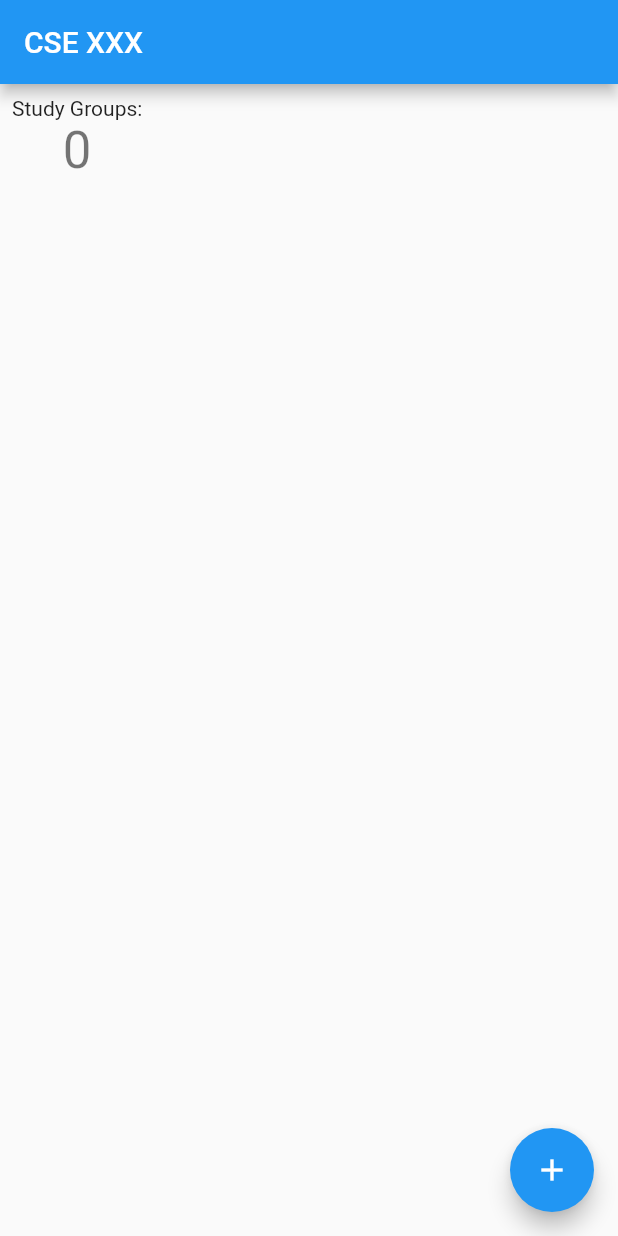
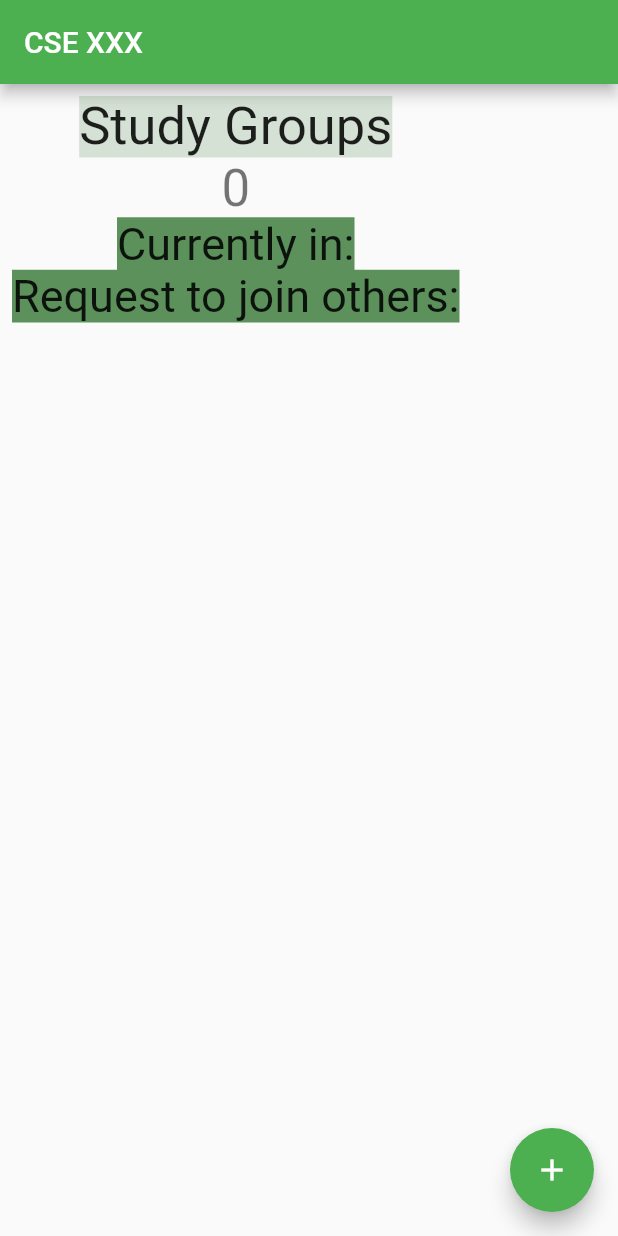
Before and after one commit to acolloredo/PostNote, a Flutter app: the screen it shows after launch, on a phone screen of 412 x 824 dp. Run offline on Flutter 3.47's test engine with Material 2 defaults, Android fonts, the phone set to English and light mode, and no system bars.

Commit message:
added more text

```diff
--- a/post_note/lib/main.dart
+++ b/post_note/lib/main.dart
@@ -13,7 +13,7 @@ class MyApp extends StatelessWidget {
     return MaterialApp(
       title: 'Flutter Demo',
       theme: ThemeData(
-        primarySwatch: Colors.blue,
+        primarySwatch: Colors.green,
       ),
       home: const MyHomePage(title: 'CSE XXX'),
     );
@@ -52,14 +52,25 @@ class _MyHomePageState extends State<MyHomePage> {
             Column(
               mainAxisAlignment: MainAxisAlignment.start,
               children: <Widget>[
-                const Text(
-                  'Study Groups:',
-                  textAlign: TextAlign.left,
-                ),
+                const Text('Study Groups',
+                    textAlign: TextAlign.left,
+                    style: TextStyle(
+                        backgroundColor: Color.fromARGB(255, 212, 225, 212),
+                        fontSize: 35)),
                 Text(
                   '$_counter',
                   style: Theme.of(context).textTheme.headlineMedium,
                 ),
+                const Text('Currently in:',
+                    textAlign: TextAlign.left,
+                    style: TextStyle(
+                        backgroundColor: Color.fromARGB(255, 92, 145, 92),
+                        fontSize: 30)),
+                const Text('Request to join others:',
+                    textAlign: TextAlign.left,
+                    style: TextStyle(
+                        backgroundColor: Color.fromARGB(255, 92, 145, 92),
+                        fontSize: 30)),
               ],
             ),
           ],
```
